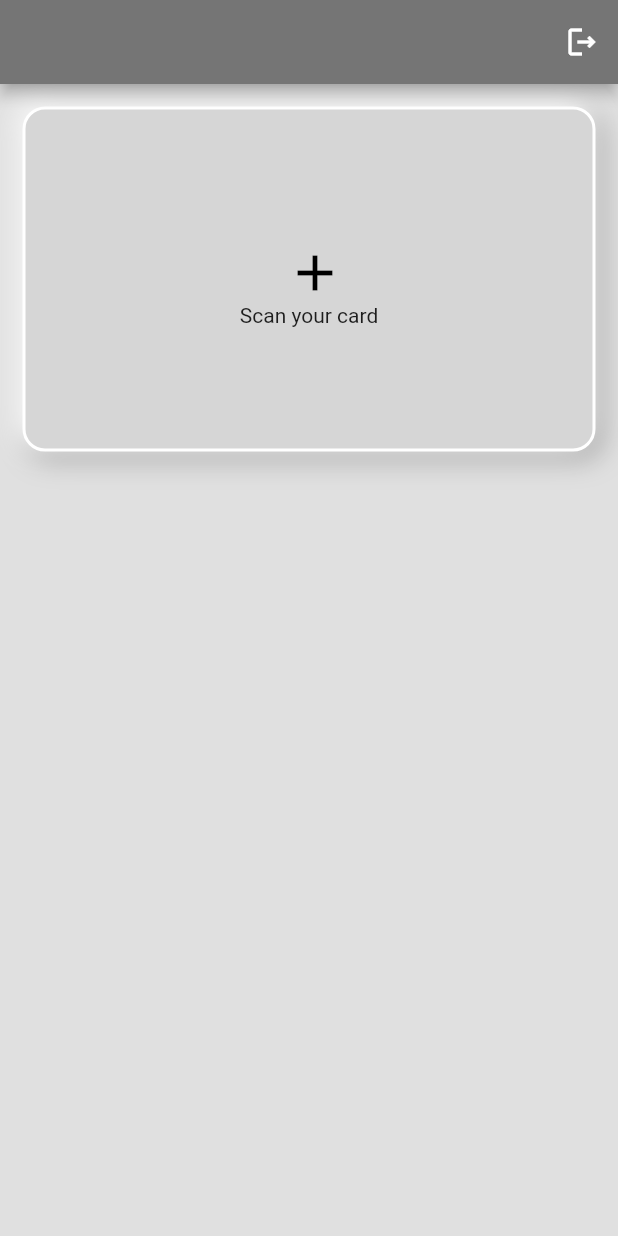
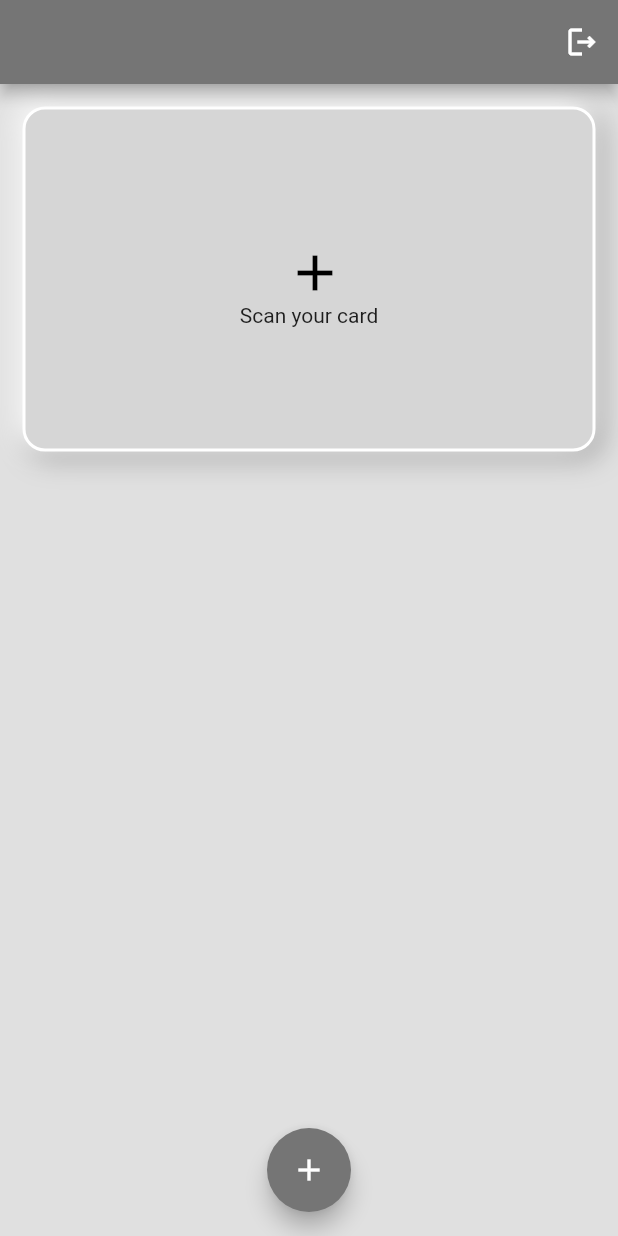
Before and after one commit to tnadev18/NFC_OCR_Auth_app, a Flutter app: the screen it shows once a user with an empty profile is signed in, on a phone screen of 412 x 824 dp. Run offline on Flutter 3.47's test engine with Material 2 defaults, Android fonts, the phone set to English and light mode, and no system bars; our stand-ins replace firebase_auth, firebase_core, google_sign_in; accounts and stored records are empty.

Commit message:
Floating action button

```diff
--- a/lib/pages/home_page.dart
+++ b/lib/pages/home_page.dart
@@ -59,7 +59,7 @@ class _HomePageState extends State<HomePage> {
       backgroundColor: Colors.grey[300],
       body: SafeArea(
         child: Padding(
-          padding: const EdgeInsets.symmetric(horizontal: 15,vertical: 15),
+          padding: const EdgeInsets.symmetric(horizontal: 15, vertical: 15),
           child: Container(
             height: 230,
             width: 1000,
@@ -81,7 +81,7 @@ class _HomePageState extends State<HomePage> {
                     spreadRadius: 1.0,
                   )
                 ]),
-            child:  Center(
+            child: Center(
               child: Column(
                 mainAxisAlignment: MainAxisAlignment.center,
                 children: [
@@ -100,8 +100,16 @@ class _HomePageState extends State<HomePage> {
             ),
           ),
         ),
-
       ),
+      floatingActionButton: FloatingActionButton(
+        onPressed: () {
+          // Add the action you want to perform when the FAB is pressed
+        },
+        child: Icon(Icons.add),
+        backgroundColor: Colors.grey[600], // Change the FAB's background color
+      ),
+      floatingActionButtonLocation: FloatingActionButtonLocation
+          .centerFloat, // Position the FAB at the bottom middle
     );
   }
 }
```
